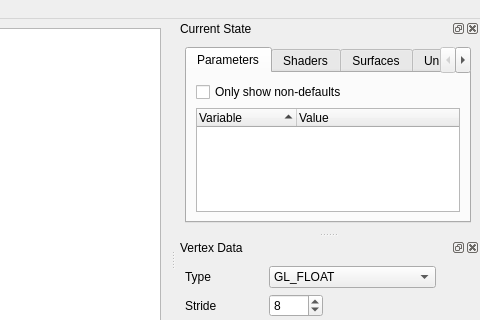
First picture: the form in gui/ui/mainwindow.ui, repository apitrace/apitrace, before the edit; both pictures show x 307 to 787 and y 0 to 320 of the 787 by 756 pixel window.
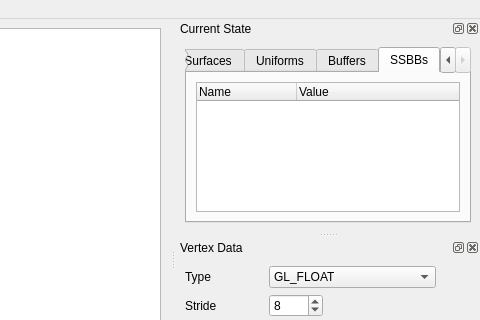
Second picture: the form after the edit. The open tabs and pages were chosen to show the change. Icons and pictures are not drawn.

Commit message:
gui: Show Shader Storage Buffer Blocks.
https://github.com/apitrace/apitrace/pull/437

The edit to the form file:
```diff
--- a/gui/ui/mainwindow.ui
+++ b/gui/ui/mainwindow.ui
@@ -298,6 +298,39 @@
          </item>
         </layout>
        </widget>
+       <widget class="QWidget" name="ssbTab">
+        <attribute name="title">
+         <string>SSBBs</string>
+        </attribute>
+        <attribute name="toolTip">
+         <string>Shader Storage Buffer Blocks</string>
+        </attribute>
+        <layout class="QVBoxLayout" name="verticalLayout_8">
+         <item>
+          <widget class="QTreeWidget" name="ssbsTreeWidget">
+           <property name="editTriggers">
+            <set>QAbstractItemView::NoEditTriggers</set>
+           </property>
+           <property name="alternatingRowColors">
+            <bool>true</bool>
+           </property>
+           <property name="allColumnsShowFocus">
+            <bool>true</bool>
+           </property>
+           <column>
+            <property name="text">
+             <string>Name</string>
+            </property>
+           </column>
+           <column>
+            <property name="text">
+             <string>Value</string>
+            </property>
+           </column>
+          </widget>
+         </item>
+        </layout>
+       </widget>
       </widget>
      </item>
     </layout>
```
The commit also changes 3 other files.
